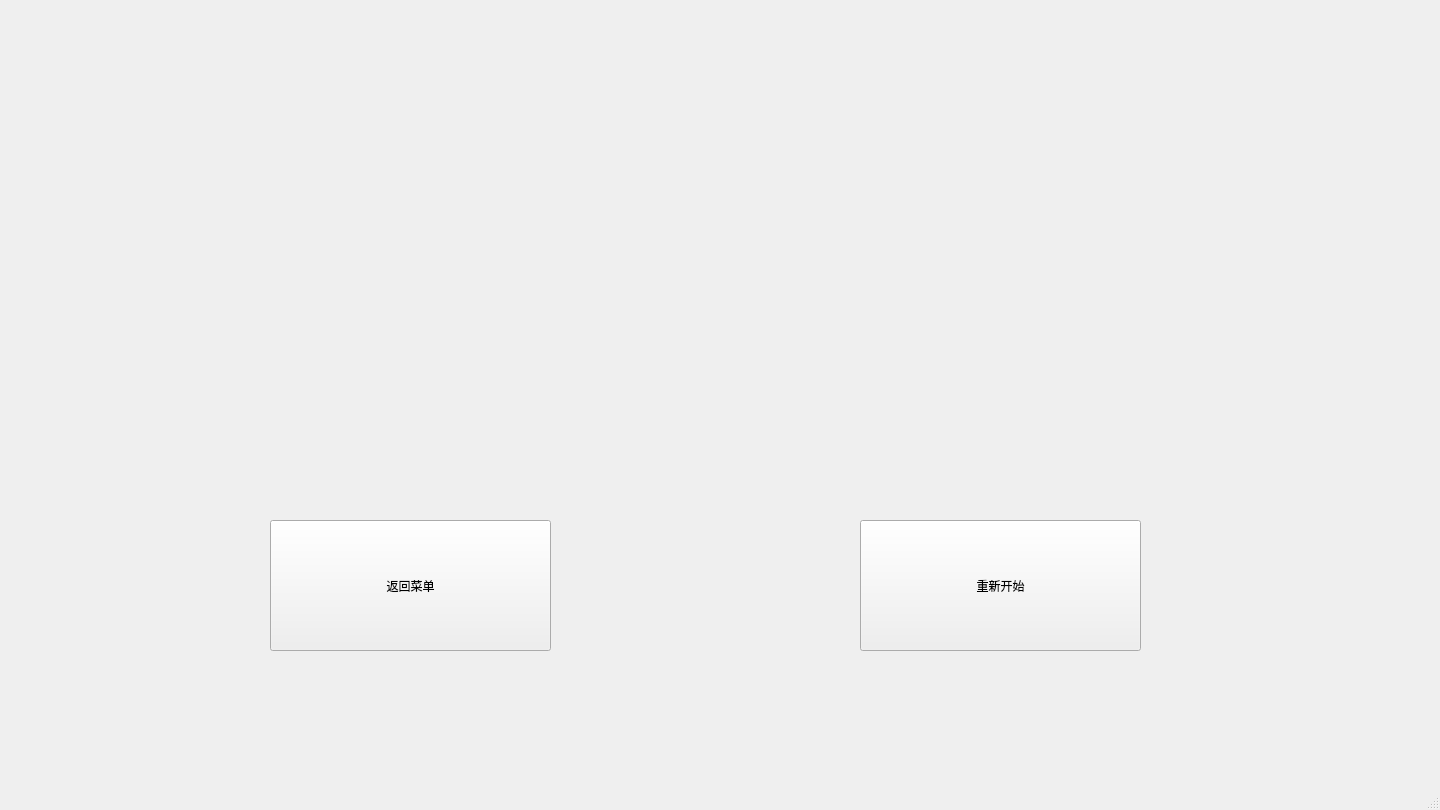
Qt form tank/gameover.ui (AbidHasanZidane/Tank1990) before a commit.
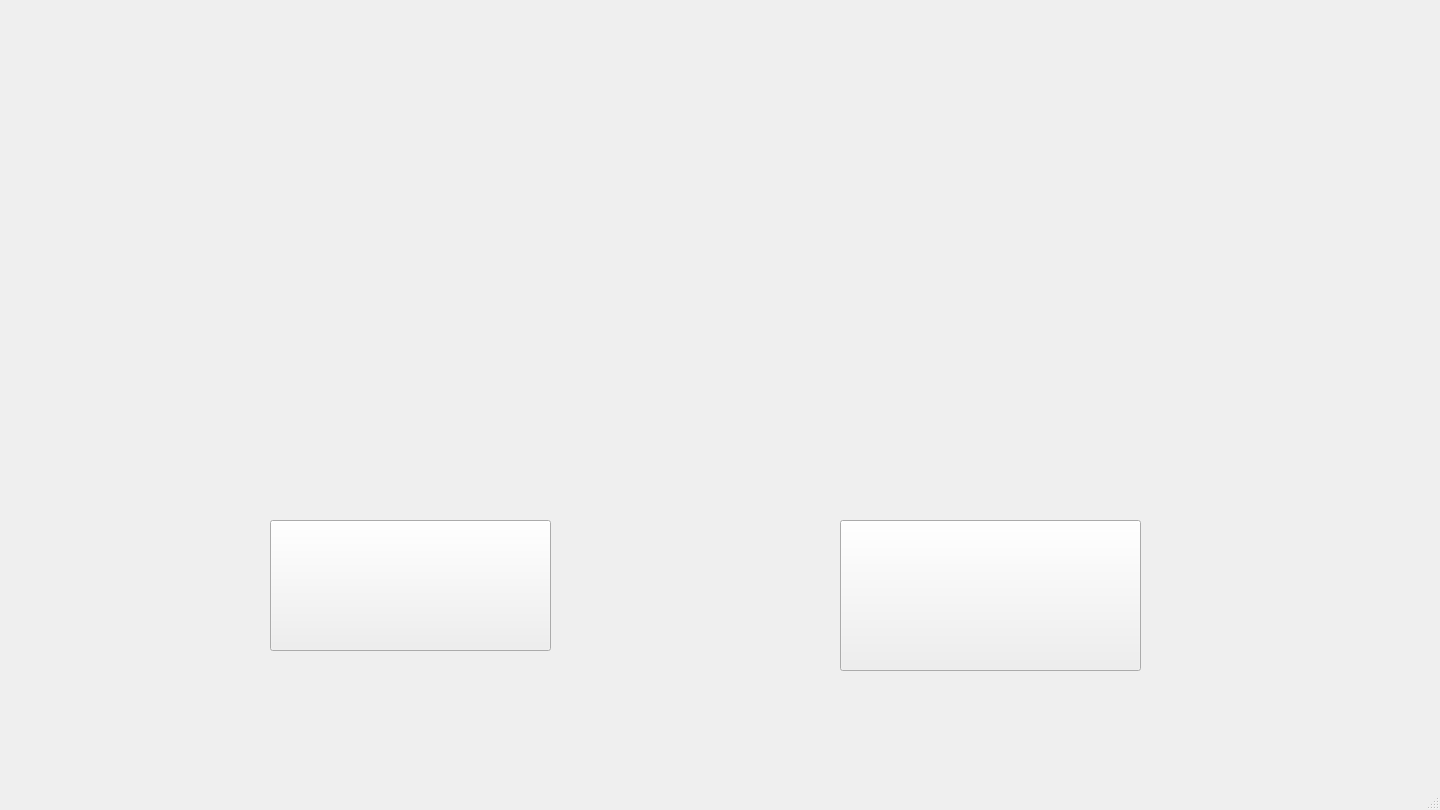
The same form after that commit. Icons and pictures are not drawn.

```diff
--- a/tank/gameover.ui
+++ b/tank/gameover.ui
@@ -13,6 +13,9 @@
   <property name="windowTitle">
    <string>MainWindow</string>
   </property>
+  <property name="styleSheet">
+   <string notr="true">background-image: url(:/90Tank/player_tank/WJKADSKL.png);</string>
+  </property>
   <widget class="QWidget" name="centralwidget">
    <widget class="QPushButton" name="pushButton">
     <property name="geometry">
@@ -23,21 +26,27 @@
       <height>131</height>
      </rect>
     </property>
+    <property name="styleSheet">
+     <string notr="true">image: url(:/90Tank/player_tank/MENU.png);</string>
+    </property>
     <property name="text">
-     <string>返回菜单</string>
+     <string/>
     </property>
    </widget>
    <widget class="QPushButton" name="ReTty">
     <property name="geometry">
      <rect>
-      <x>860</x>
+      <x>840</x>
       <y>520</y>
-      <width>281</width>
-      <height>131</height>
+      <width>301</width>
+      <height>151</height>
      </rect>
     </property>
+    <property name="styleSheet">
+     <string notr="true">image: url(:/90Tank/player_tank/RESTART(1).png);</string>
+    </property>
     <property name="text">
-     <string>重新开始</string>
+     <string/>
     </property>
    </widget>
   </widget>
```
Left out of the diff: 2 changed lines with no effect on the pictures.
